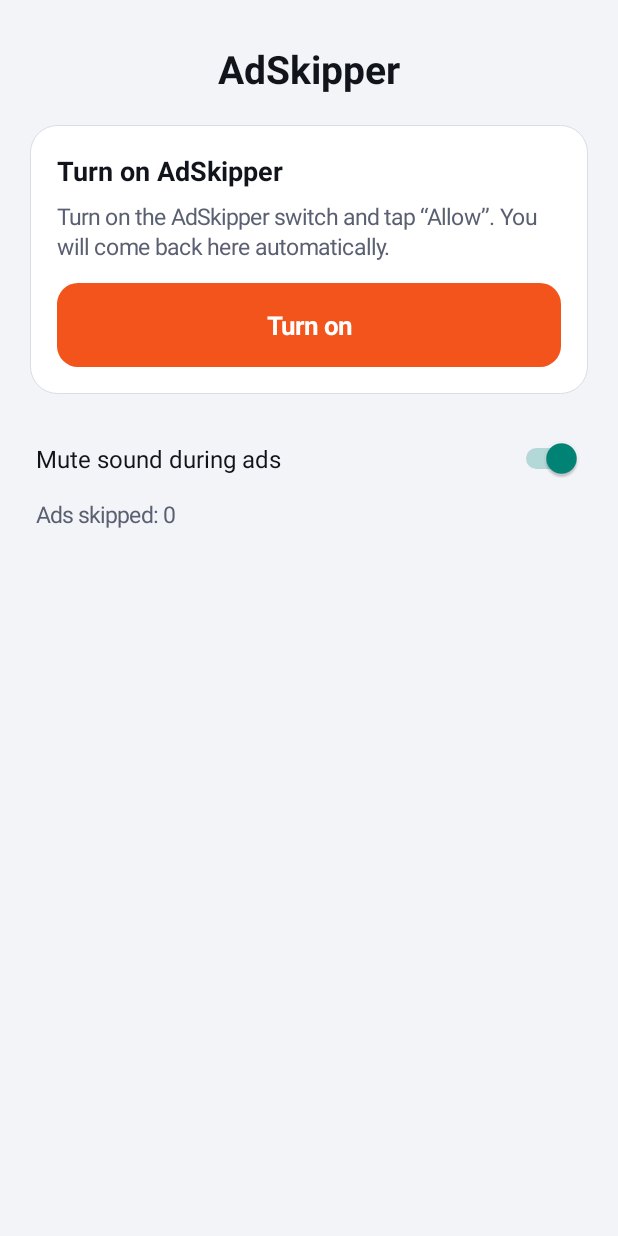
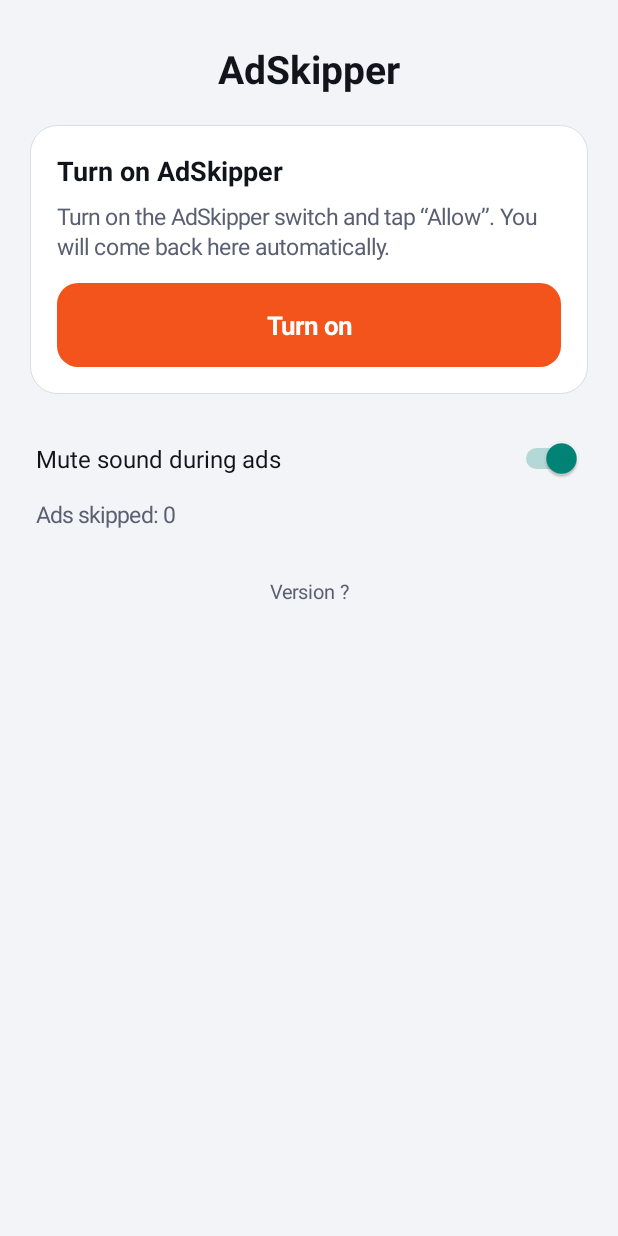
Before and after one commit to AleksTeslaSmart/AdSkipper, an Android app: the screen it shows after launch (MainActivity), on a phone screen of 412 x 824 dp. Run offline under Robolectric (Android 15) with nearby library versions, the phone set to English and light mode, and no system bars.

Commit message:
Show app version at the bottom of the screen
Co-Authored-By: Claude Opus 5.5 <noreply@anthropic.com>

```diff
--- a/app/src/main/java/com/adskipper/MainActivity.kt
+++ b/app/src/main/java/com/adskipper/MainActivity.kt
@@ -117,7 +117,14 @@ class MainActivity : Activity() {
         root.addView(text(getString(R.string.skipped_count, prefs.getInt("skipped", 0)), 15f, MUTED).apply {
             setPadding(px(4), 0, 0, 0)
         })
+        root.addView(space(32))
+        root.addView(text(getString(R.string.version, installedVersionName()), 13f, MUTED).apply {
+            gravity = Gravity.CENTER
+        })
     }
+
+    private fun installedVersionName(): String =
+        packageManager.getPackageInfo(packageName, 0).versionName ?: "?"
 
     private fun renderDone() {
         root.addView(card {
--- a/app/src/main/res/values/strings.xml
+++ b/app/src/main/res/values/strings.xml
@@ -19,4 +19,5 @@
     <string name="step2_btn">Turn on</string>
     <string name="done_title">Everything works</string>
     <string name="done_text">YouTube ads will now be skipped automatically. You only need to do this once: it stays on after restarts and updates.</string>
+    <string name="version">Version %s</string>
 </resources>
```
Also changed, not shown: 10 other files.
